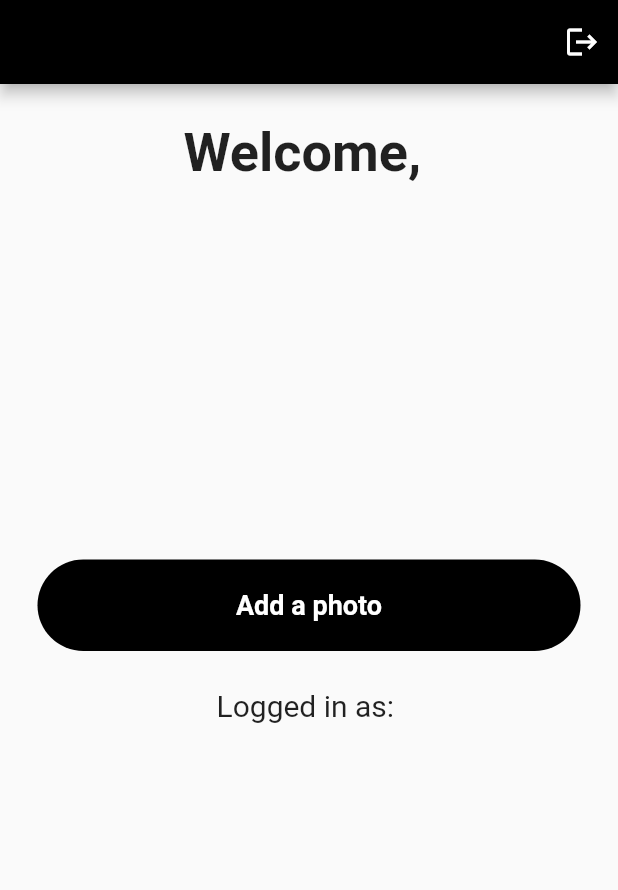
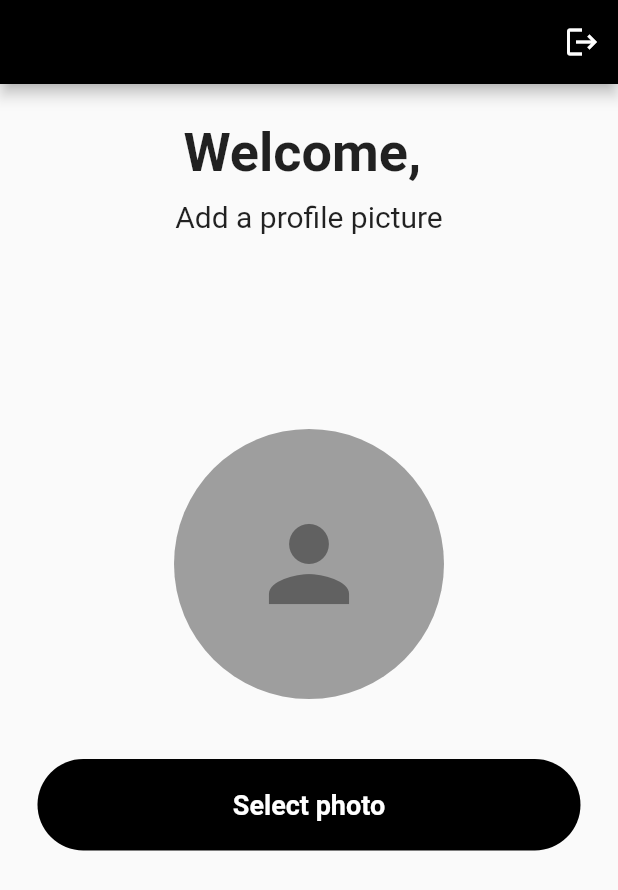
Before and after one commit to Hammana963/SwolematesApp, a Flutter app: the screen it shows once a user with an empty profile is signed in, on a phone screen of 412 x 824 dp. Shown: the top 890 px of the screen. Run offline on Flutter 3.47's test engine with Material 2 defaults, Android fonts, the phone set to English and light mode, and no system bars; our stand-ins replace cloud_firestore, firebase_auth, firebase_core, firebase_storage, image_picker; accounts and stored records are empty; network calls fail.

Commit message:
feat: added profile info creation page

```diff
--- a/lib/components/my_button.dart
+++ b/lib/components/my_button.dart
@@ -3,11 +3,13 @@ import 'package:flutter/material.dart';
 class MyButton extends StatelessWidget {
   final Function()? onTap;
   final String text;
+  final Color color;
 
   const MyButton({
     Key? key,
     required this.onTap,
     required this.text,
+    required this.color,
   }) : super(key: key);
 
   @override
@@ -18,7 +20,7 @@ class MyButton extends StatelessWidget {
         padding: const EdgeInsets.all(20.0),
         margin: const EdgeInsets.symmetric(horizontal: 25),
         decoration: BoxDecoration(
-          color: Colors.black,
+          color: color, //Color(0xFF05861A)
           borderRadius: BorderRadius.circular(50),
         ),
         child: Center(
--- a/lib/pages/home_page.dart
+++ b/lib/pages/home_page.dart
@@ -7,6 +7,8 @@ import 'package:firebase_storage/firebase_storage.dart';
 import 'package:flutter/material.dart';
 import 'package:image_picker/image_picker.dart';
 import 'package:swolematesflutterapp/components/my_button.dart';
+import 'package:swolematesflutterapp/firebase/firestore_crud_functions.dart';
+import 'package:swolematesflutterapp/pages/calendar_page.dart';
 
 class HomePage extends StatefulWidget {
   const HomePage({Key? key}) : super(key: key);
@@ -19,7 +21,8 @@ class _HomePageState extends State<HomePage> {
   FirebaseFirestore db = FirebaseFirestore.instance;
   final user = FirebaseAuth.instance.currentUser!;
   var imageFileName = "";
-
+  late String profileFilePath;
+  bool picSelected = false;
 
   void signUserOut() {
     FirebaseAuth.instance.signOut();
@@ -38,24 +41,27 @@ class _HomePageState extends State<HomePage> {
       XFile? file = await imagePicker.pickImage(source: ImageSource.gallery);
       print("${file?.path}");
       if (file == null) return;
+      profileFilePath = file.path;
       final storageRef = FirebaseStorage.instance.ref();
       String uniqueFileName = DateTime.now().millisecondsSinceEpoch.toString();
+      setState(() {
         imageFileName = uniqueFileName;
+        picSelected = true;
+      });
 
       // Upload file and metadata to the path 'images/mountains.jpg'
       try {
         // final uploadTask = storageRef.child("images");
         // final uploadedImageRef = uploadTask.child(uniqueFileName);
         // uploadedImageRef.putFile(File(file.path));
-  final uploadTask = storageRef
-      .child("images/$uniqueFileName")
-      .putFile(File(file.path));
+        final uploadTask =
+            storageRef.child("images/$uniqueFileName").putFile(File(file.path));
 
-  uploadTask.snapshotEvents.listen((TaskSnapshot taskSnapshot) {
+        uploadTask.snapshotEvents.listen((TaskSnapshot taskSnapshot) async {
           switch (taskSnapshot.state) {
             case TaskState.running:
-  final progress =
-  100.0 * (taskSnapshot.bytesTransferred / taskSnapshot.totalBytes);
+              final progress = 100.0 *
+                  (taskSnapshot.bytesTransferred / taskSnapshot.totalBytes);
               print("Upload is $progress% complete.");
               break;
             case TaskState.paused:
@@ -69,37 +75,45 @@ class _HomePageState extends State<HomePage> {
               break;
             case TaskState.success:
               // Handle successful uploads on complete
-  // ...
+              final data = {"profilePic": imageFileName};
+              final docRef = db.collection("users").doc(user.email);
+              final doc = await docRef.set(data, SetOptions(merge: true));
+              // print(getImage());
+              // final data = doc.data() as Map<String, dynamic>;
+              // print(data["first"]);
               break;
           }
         });
-
-  } catch(error) {
+      } catch (error) {
         // Upload error;
-
       }
-  }catch (e) {
+    } catch (e) {
       print(e);
       // image picker error display wrong FILE TYPE MESSAGE
     }
-
   }
 
-Future<Image?> downloadImage() async {
+// Future<Image?> downloadImage() async {
+//   final storageRef = FirebaseStorage.instance.ref();
+//
+//   try {
+//     final imageRef = storageRef.child("images/$imageFileName");;
+//     const oneMegabyte = 1024 * 1024;
+//     final Uint8List? data = await imageRef.getData(oneMegabyte);
+//     return Image.memory(data!);
+//   } on FirebaseException catch (e) {
+//     // Handle any errors.
+//   }
+// }
+
+  Future<String> getImage() async {
     final storageRef = FirebaseStorage.instance.ref();
-
-  try {
-    final imageRef = storageRef.child("images/$imageFileName");;
-    const oneMegabyte = 1024 * 1024;
-    final Uint8List? data = await imageRef.getData(oneMegabyte);
-    return Image.memory(data!);
-  } on FirebaseException catch (e) {
-    // Handle any errors.
+    final imageRef = storageRef.child("images/$imageFileName");
+    // no need of the file extension, the name will do fine.
+    var url = await imageRef.getDownloadURL();
+    return url;
+    // print(url);
   }
-}
-
-
-
 
   // Future<String> getUserName() async{
   @override
@@ -108,18 +122,15 @@ Future<Image?> downloadImage() async {
       appBar: AppBar(
         backgroundColor: Colors.black,
         actions: [
-        IconButton(
-            onPressed: signUserOut,
-            icon: const Icon(Icons.logout)
-        )
-      ],),
+          IconButton(onPressed: signUserOut, icon: const Icon(Icons.logout))
+        ],
+      ),
       body: SafeArea(
-          child: Center
-            (child: Column(
+          child: Center(
+        child: Column(
           // mainAxisAlignment: MainAxisAlignment.center,
           children: [
             const SizedBox(height: 25),
-
             FutureBuilder(
                 future: getFirstName(),
                 builder: (context, snapshot) {
@@ -133,40 +144,95 @@ Future<Image?> downloadImage() async {
                     );
                   }
                   return const CircularProgressIndicator();
-                    }
-                ),
+                }),
 
+            const SizedBox(height: 10),
 
-                const SizedBox(height: 150),
-                // FutureBuilder(
-                //     future: downloadImage(),
-                //     builder: (context, snapshot) {
-                //       if (snapshot.hasData) {
-                //         return Image(
-                //           image: null,
-                //
-                //         );
-                //       }
-                //       return const CircularProgressIndicator();
-                //     }
-                // ),
-                const SizedBox(height: 100,),
-
-                MyButton(onTap: () => uploadImage(), text: "Add a photo"),
-
-                const SizedBox(height: 25),
-
-                Text(
-                  "Logged in as: ${user.email!}",
-                style: const TextStyle(
+            const Text(
+              "Add a profile picture",
+              style: TextStyle(
                 fontSize: 20,
+                // fontWeight: FontWeight.bold,
               ),
             ),
 
+            const SizedBox(height: 130),
+
+            CircleAvatar(
+              backgroundColor: Colors.grey,
+              radius: 90,
+              backgroundImage: (picSelected)
+                  ? (Image.file(File(profileFilePath)).image)
+                  : null,
+              child: (!picSelected)
+                  ? Icon(
+                      Icons.person,
+                      color: Colors.grey[700],
+                      size: 80.0,
+                      semanticLabel: 'profile icon',
+                    )
+                  : null,
+            ),
+            // Image.file(File(profileFilePath))
+
+            // StreamBuilder(
+            //     stream: FirebaseFirestore.instance
+            //         .collection("users")
+            //         .doc(user.email)
+            //         .snapshots(),
+            //     builder: (context, snapshot) {
+            //       if (!snapshot.hasData) {
+            //         return const CircularProgressIndicator();
+            //       }
+            //       return FutureBuilder(
+            //           future: getImage(),
+            //           builder: (context, snapshot) {
+            //             if (!snapshot.hasData) {
+            //               // return const CircularProgressIndicator();
+            //               return const CircleAvatar(
+            //                 backgroundColor: Colors.grey,
+            //                 radius: 50,
+            //                 child: Icon(
+            //                   Icons.person,
+            //                   color: Colors.black,
+            //                   size: 40.0,
+            //                   semanticLabel: 'profile icon',
+            //                 ),
+            //               );
+            //             }
+            //             return CircleAvatar(
+            //               backgroundColor: Colors.grey,
+            //               radius: 50,
+            //               backgroundImage: NetworkImage(snapshot.data!),
+            //             );
+            //           });
+            //     }),
+            const SizedBox(
+              height: 40,
+            ),
+            MyButton(
+              onTap: () => uploadImage(),
+              text: "Select photo",
+              color: Colors.black,
+            ),
+            const SizedBox(height: 120),
+
+            //visible once the picture is selected
+            Visibility(
+                visible: picSelected,
+                child: MyButton(
+                  onTap: () {
+                    Navigator.push(
+                      context,
+                      MaterialPageRoute(builder: (context) => const CalendarPage()),
+                    );
+                  },
+                  text: "Confirm",
+                  color: const Color(0xFF05861A),
+                ))
           ],
         ),
-          )
-      ),
+      )),
     );
   }
 }
--- a/lib/pages/login_or_register_page.dart
+++ b/lib/pages/login_or_register_page.dart
@@ -11,7 +11,7 @@ class LoginOrRegisterPage extends StatefulWidget {
 
 class _LoginOrRegisterPageState extends State<LoginOrRegisterPage> {
   //initially show login page
-  bool showLoginPage = false;
+  bool showLoginPage = true;
 
   //toggle between login and register page
   void togglePages() {
--- a/lib/pages/register_page.dart
+++ b/lib/pages/register_page.dart
@@ -97,7 +97,6 @@ class _RegisterPageState extends State<RegisterPage> {
   Widget build(BuildContext context) {
 
     return Scaffold(
-        backgroundColor: Colors.grey[300],
         body: SafeArea(
           child: Center(
             child: SingleChildScrollView(
@@ -209,6 +208,7 @@ class _RegisterPageState extends State<RegisterPage> {
                   MyButton(
                     onTap: signUserUp,
                     text: "Register",
+                    color: Colors.black,
                   ),
 
                   // const SizedBox(height: 50),
```
Also changed, not shown: lib/components/my_textfield.dart (+8 -7 lines), lib/firebase/firestore_crud_functions.dart (added, +86 -0 lines), lib/pages/calendar_page.dart (+25 -23 lines), lib/pages/login_page.dart (+14 -23 lines), lib/pages/matches_page.dart (added, +40 -0 lines). Lines whose indentation alone changed are shown as unchanged.
